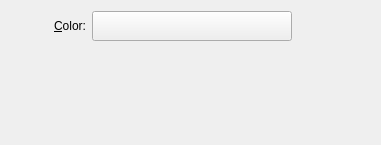
The window that plasma/wallpapers/color/config.ui (mgottschlag/kwin-tiling) describes before a commit, drawn with Qt 5.
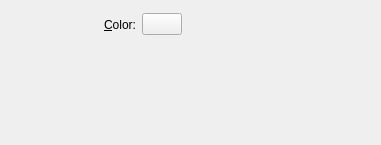
The same window after the commit. Custom widgets are drawn as their Qt base class.

Commit message: new layout in the wallpaper configuration and some new features: -setup ui to chose color and different scaling/cropping in slideshow mode -textbox to set the containment name -activity and theme now are before wallpaper section -some reordering/aligning to conform to the HIG

The edit to the form file:
```diff
--- a/plasma/wallpapers/color/config.ui
+++ b/plasma/wallpapers/color/config.ui
@@ -17,7 +17,7 @@
     <widget class="QLabel" name="label_5" >
      <property name="minimumSize" >
       <size>
-       <width>75</width>
+       <width>125</width>
        <height>0</height>
       </size>
      </property>
@@ -40,12 +40,6 @@
        <verstretch>0</verstretch>
       </sizepolicy>
      </property>
-     <property name="minimumSize" >
-      <size>
-       <width>200</width>
-       <height>30</height>
-      </size>
-     </property>
      <property name="color" >
       <color>
        <red>70</red>
@@ -83,7 +77,7 @@
      <property name="sizeHint" stdset="0" >
       <size>
        <width>338</width>
-       <height>199</height>
+       <height>30</height>
       </size>
      </property>
     </spacer>
```
The commit also changes 4 other files.
